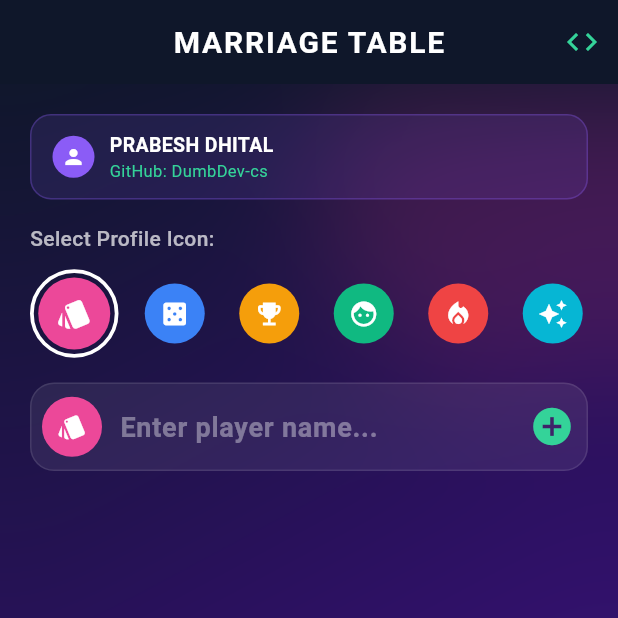
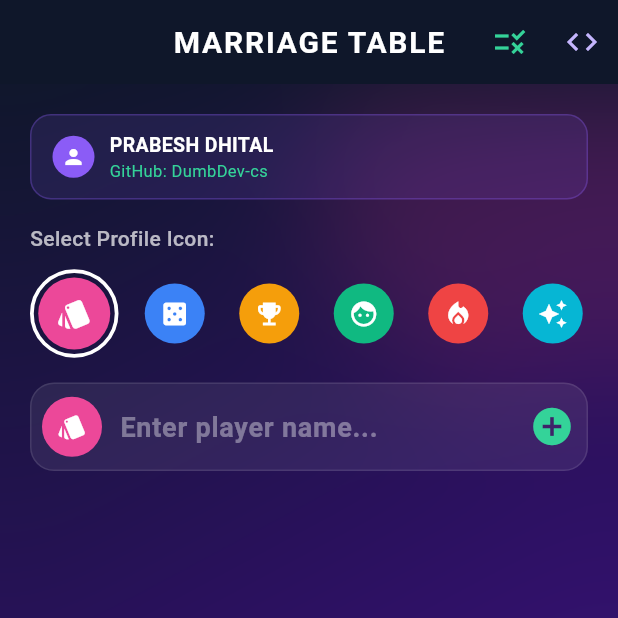
Before and after one commit to DumbDeV-cs/maal_counter, a Flutter app: the screen it shows after launch, on a phone screen of 412 x 824 dp, the top half of it. Run offline on Flutter 3.47's test engine with Material 3 defaults, Android fonts, the phone set to English and light mode, and no system bars; our stand-ins replace shared_preferences.

Commit message:
Add customizable house rules feature for Marriage Taas Counter

```diff
--- a/lib/main.dart
+++ b/lib/main.dart
@@ -27,6 +27,41 @@ const List<AvatarData> availableAvatars = [
   AvatarData(icon: Icons.psychology, color: Color(0xFF8B5CF6), name: 'Brain'),
   AvatarData(icon: Icons.sports_esports, color: Color(0xFF6366F1), name: 'Gamer'),
 ];
+
+// House Rules Configuration Model
+class HouseRules {
+  int marriagePoints;
+  int tunnelPoints;
+  int tipluPoints;
+  int altePoints;
+  int jhalPoints;
+
+  HouseRules({
+    this.marriagePoints = 10,
+    this.tunnelPoints = 5,
+    this.tipluPoints = 3,
+    this.altePoints = 3,
+    this.jhalPoints = 3,
+  });
+
+  Map<String, dynamic> toJson() => {
+    'marriage': marriagePoints,
+    'tunnel': tunnelPoints,
+    'tiplu': tipluPoints,
+    'alte': altePoints,
+    'jhal': jhalPoints,
+  };
+
+  factory HouseRules.fromJson(Map<String, dynamic> json) {
+    return HouseRules(
+      marriagePoints: json['marriage'] ?? 10,
+      tunnelPoints: json['tunnel'] ?? 5,
+      tipluPoints: json['tiplu'] ?? 3,
+      altePoints: json['alte'] ?? 3,
+      jhalPoints: json['jhal'] ?? 3,
+    );
+  }
+}
 
 // Player Model
 class Player {
@@ -63,43 +98,51 @@ class Player {
 
 // Model for Player Maal Options
 class PlayerMaal {
-  bool hasMarriage = false; // 10 pts
-  bool hasTunnel = false;   // 5 pts
-  bool hasTiplu = false;    // 3 pts
-  bool hasAlte = false;     // 3 pts
-  bool hasJhal = false;     // 3 pts
+  bool hasMarriage = false;
+  bool hasTunnel = false;
+  bool hasTiplu = false;
+  bool hasAlte = false;
+  bool hasJhal = false;
 
-  int get totalPoints =>
-    (hasMarriage ? 10 : 0) +
-    (hasTunnel ? 5 : 0) +
-    (hasTiplu ? 3 : 0) +
-    (hasAlte ? 3 : 0) +
-    (hasJhal ? 3 : 0);
+  int getTotalPoints(HouseRules rules) =>
+    (hasMarriage ? rules.marriagePoints : 0) +
+    (hasTunnel ? rules.tunnelPoints : 0) +
+    (hasTiplu ? rules.tipluPoints : 0) +
+    (hasAlte ? rules.altePoints : 0) +
+    (hasJhal ? rules.jhalPoints : 0);
 }
 
 // Centralized Game Session Controller with SharedPreferences Storage
 class GameSession {
   final List<Player> players;
+  final HouseRules houseRules;
   final List<Map<String, int>> roundHistory = [];
 
-  GameSession({required this.players});
+  GameSession({required this.players, HouseRules? houseRules})
+      : houseRules = houseRules ?? HouseRules();
 
   Future<void> saveToStorage() async {
     final prefs = await SharedPreferences.getInstance();
     prefs.setString('saved_players', jsonEncode(players.map((p) => p.toJson()).toList()));
     prefs.setString('saved_history', jsonEncode(roundHistory));
+    prefs.setString('saved_rules', jsonEncode(houseRules.toJson()));
   }
 
   static Future<GameSession?> loadFromStorage() async {
     final prefs = await SharedPreferences.getInstance();
     final playersStr = prefs.getString('saved_players');
     final historyStr = prefs.getString('saved_history');
+    final rulesStr = prefs.getString('saved_rules');
 
     if (playersStr != null) {
       List decodedPlayers = jsonDecode(playersStr);
       List<Player> players = decodedPlayers.map((item) => Player.fromJson(item)).toList();
 
-      GameSession session = GameSession(players: players);
+      HouseRules rules = rulesStr != null
+          ? HouseRules.fromJson(jsonDecode(rulesStr))
+          : HouseRules();
+
+      GameSession session = GameSession(players: players, houseRules: rules);
 
       if (historyStr != null) {
         List decodedHistory = jsonDecode(historyStr);
@@ -136,6 +179,7 @@ class GameSession {
     final prefs = await SharedPreferences.getInstance();
     prefs.remove('saved_players');
     prefs.remove('saved_history');
+    prefs.remove('saved_rules');
   }
 }
 
@@ -225,7 +269,7 @@ class GradientBackground extends StatelessWidget {
   }
 }
 
-// 1. Game Setup Screen with Developer Branding
+// 1. Game Setup Screen with Developer Branding & House Rules
 class GameSetupScreen extends StatefulWidget {
   const GameSetupScreen({super.key});
 
@@ -236,6 +280,7 @@ class GameSetupScreen extends StatefulWidget {
 class _GameSetupScreenState extends State<GameSetupScreen> {
   final TextEditingController _playerController = TextEditingController();
   final List<Player> _players = [];
+  final HouseRules _houseRules = HouseRules();
   int _selectedAvatarIndex = 0;
   bool _isLoading = true;
 
@@ -274,6 +319,89 @@ class _GameSetupScreenState extends State<GameSetupScreen> {
     }
   }
 
+  void _showHouseRulesDialog() {
+    showDialog(
+      context: context,
+      builder: (context) {
+        return StatefulBuilder(
+          builder: (context, setDialogState) {
+            return AlertDialog(
+              backgroundColor: const Color(0xFF1E1B4B),
+              shape: RoundedRectangleBorder(borderRadius: BorderRadius.circular(20)),
+              title: const Row(
+                children: [
+                  Icon(Icons.rule, color: Color(0xFF34D399)),
+                  SizedBox(width: 10),
+                  Text('House Rules', style: TextStyle(color: Colors.white)),
+                ],
+              ),
+              content: SingleChildScrollView(
+                child: Column(
+                  mainAxisSize: MainAxisSize.min,
+                  children: [
+                    const Text('Customize point values for this match:', style: TextStyle(color: Colors.white70, fontSize: 13)),
+                    const SizedBox(height: 15),
+                    _buildRuleRow('Marriage Points', _houseRules.marriagePoints, (val) {
+                      setDialogState(() => _houseRules.marriagePoints = val);
+                      setState(() {});
+                    }),
+                    _buildRuleRow('Tunnel / 3-Pattia', _houseRules.tunnelPoints, (val) {
+                      setDialogState(() => _houseRules.tunnelPoints = val);
+                      setState(() {});
+                    }),
+                    _buildRuleRow('Tiplu Points', _houseRules.tipluPoints, (val) {
+                      setDialogState(() => _houseRules.tipluPoints = val);
+                      setState(() {});
+                    }),
+                    _buildRuleRow('Alte Points', _houseRules.altePoints, (val) {
+                      setDialogState(() => _houseRules.altePoints = val);
+                      setState(() {});
+                    }),
+                    _buildRuleRow('Jhal Points', _houseRules.jhalPoints, (val) {
+                      setDialogState(() => _houseRules.jhalPoints = val);
+                      setState(() {});
+                    }),
+                  ],
+                ),
+              ),
+              actions: [
+                TextButton(
+                  onPressed: () => Navigator.pop(context),
+                  child: const Text('Done', style: TextStyle(color: Color(0xFF8B5CF6), fontWeight: FontWeight.bold)),
+                ),
+              ],
+            );
+          },
+        );
+      },
+    );
+  }
+
+  Widget _buildRuleRow(String label, int currentVal, ValueChanged<int> onChanged) {
+    return Padding(
+      padding: const EdgeInsets.symmetric(vertical: 8.0),
+      child: Row(
+        mainAxisAlignment: MainAxisAlignment.between,
+        children: [
+          Text(label, style: const TextStyle(color: Colors.white, fontSize: 14)),
+          Row(
+            children: [
+              IconButton(
+                icon: const Icon(Icons.remove_circle_outline, color: Colors.redAccent, size: 20),
+                onPressed: currentVal > 0 ? () => onChanged(currentVal - 1) : null,
+              ),
+              Text('$currentVal', style: const TextStyle(color: Color(0xFF34D399), fontWeight: FontWeight.bold, fontSize: 16)),
+              IconButton(
+                icon: const Icon(Icons.add_circle_outline, color: Color(0xFF34D399), size: 20),
+                onPressed: () => onChanged(currentVal + 1),
+              ),
+            ],
+          ),
+        ],
+      ),
+    );
+  }
+
   @override
   Widget build(BuildContext context) {
     if (_isLoading) {
@@ -289,7 +417,12 @@ class _GameSetupScreenState extends State<GameSetupScreen> {
         title: const Text('MARRIAGE TABLE'),
         actions: [
           IconButton(
-            icon: const Icon(Icons.code, color: Color(0xFF34D399)),
+            icon: const Icon(Icons.rule, color: Color(0xFF34D399)),
+            tooltip: 'Configure House Rules',
+            onPressed: _showHouseRulesDialog,
+          ),
+          IconButton(
+            icon: const Icon(Icons.code, color: Color(0xFFC4B5FD)),
             tooltip: 'Developer Info',
             onPressed: () {
               showDialog(
@@ -497,8 +630,9 @@ class _GameSetupScreenState extends State<GameSetupScreen> {
                 ),
                 onPressed: _players.length >= 2
                     ? () async {
-                        final gameSession = GameSession(players: _players);
+                        final gameSession = GameSession(players: _players, houseRules: _houseRules);
                         await gameSession.saveToStorage();
+                        if (context.mounted) {
                           Navigator.push(
                             context,
                             PageRouteBuilder(
@@ -508,6 +642,7 @@ class _GameSetupScreenState extends State<GameSetupScreen> {
                               },
                             ),
                           );
+                        }
                       }
                     : null,
                 child: const Text('SELECT TIPLU', style: TextStyle(fontSize: 16, fontWeight: FontWeight.bold, letterSpacing: 1.0)),
@@ -665,7 +800,7 @@ class _TipluSelectionScreenState extends State<TipluSelectionScreen> {
   }
 }
 
-// 3. Maal Input Screen
+// 3. Maal Input Screen (Powered by House Rules)
 class MaalInputScreen extends StatefulWidget {
   final GameSession gameSession;
   final String tiplu;
@@ -680,6 +815,7 @@ class _MaalInputScreenState extends State<MaalInputScreen> {
   @override
   Widget build(BuildContext context) {
     final players = widget.gameSession.players;
+    final rules = widget.gameSession.houseRules;
 
     return Scaffold(
       appBar: AppBar(title: const Text('CHOOSE PLAYER MAAL')),
@@ -720,6 +856,7 @@ class _MaalInputScreenState extends State<MaalInputScreen> {
                     final player = players[index];
                     final avatar = availableAvatars[player.avatarIndex];
                     final maal = player.maal;
+                    final totalPts = maal.getTotalPoints(rules);
 
                     return Container(
                       margin: const EdgeInsets.only(bottom: 14),
@@ -750,7 +887,7 @@ class _MaalInputScreenState extends State<MaalInputScreen> {
                               border: Border.all(color: const Color(0xFF34D399).withOpacity(0.4)),
                             ),
                             child: Text(
-                              '${maal.totalPoints} pts',
+                              '$totalPts pts',
                               style: const TextStyle(fontSize: 16, fontWeight: FontWeight.bold, color: Color(0xFF34D399)),
                             ),
                           ),
@@ -761,19 +898,19 @@ class _MaalInputScreenState extends State<MaalInputScreen> {
                                 spacing: 8.0,
                                 runSpacing: 8.0,
                                 children: [
-                                  _buildChoiceChip('Marriage (10pts)', maal.hasMarriage, (val) {
+                                  _buildChoiceChip('Marriage (${rules.marriagePoints}pts)', maal.hasMarriage, (val) {
                                     setState(() => maal.hasMarriage = val);
                                   }),
-                                  _buildChoiceChip('Tunnel/3-Pattia (5pts)', maal.hasTunnel, (val) {
+                                  _buildChoiceChip('Tunnel/3-Pattia (${rules.tunnelPoints}pts)', maal.hasTunnel, (val) {
                                     setState(() => maal.hasTunnel = val);
                                   }),
-                                  _buildChoiceChip('Tiplu (3pts)', maal.hasTiplu, (val) {
+                                  _buildChoiceChip('Tiplu (${rules.tipluPoints}pts)', maal.hasTiplu, (val) {
                                     setState(() => maal.hasTiplu = val);
                                   }),
-                                  _buildChoiceChip('Alte (3pts)', maal.hasAlte, (val) {
+                                  _buildChoiceChip('Alte (${rules.altePoints}pts)', maal.hasAlte, (val) {
                                     setState(() => maal.hasAlte = val);
                                   }),
-                                  _buildChoiceChip('Jhal (3pts)', maal.hasJhal, (val) {
+                                  _buildChoiceChip('Jhal (${rules.jhalPoints}pts)', maal.hasJhal, (val) {
                                     setState(() => maal.hasJhal = val);
                                   }),
                                 ],
@@ -797,7 +934,7 @@ class _MaalInputScreenState extends State<MaalInputScreen> {
                 onPressed: () async {
                   Map<String, int> roundPoints = {};
                   for (var p in players) {
-                    roundPoints[p.name] = p.maal.totalPoints;
+                    roundPoints[p.name] = p.maal.getTotalPoints(rules);
                   }
                   await widget.gameSession.recordRound(roundPoints);
 
```
Lines whose indentation alone changed are shown as unchanged.
